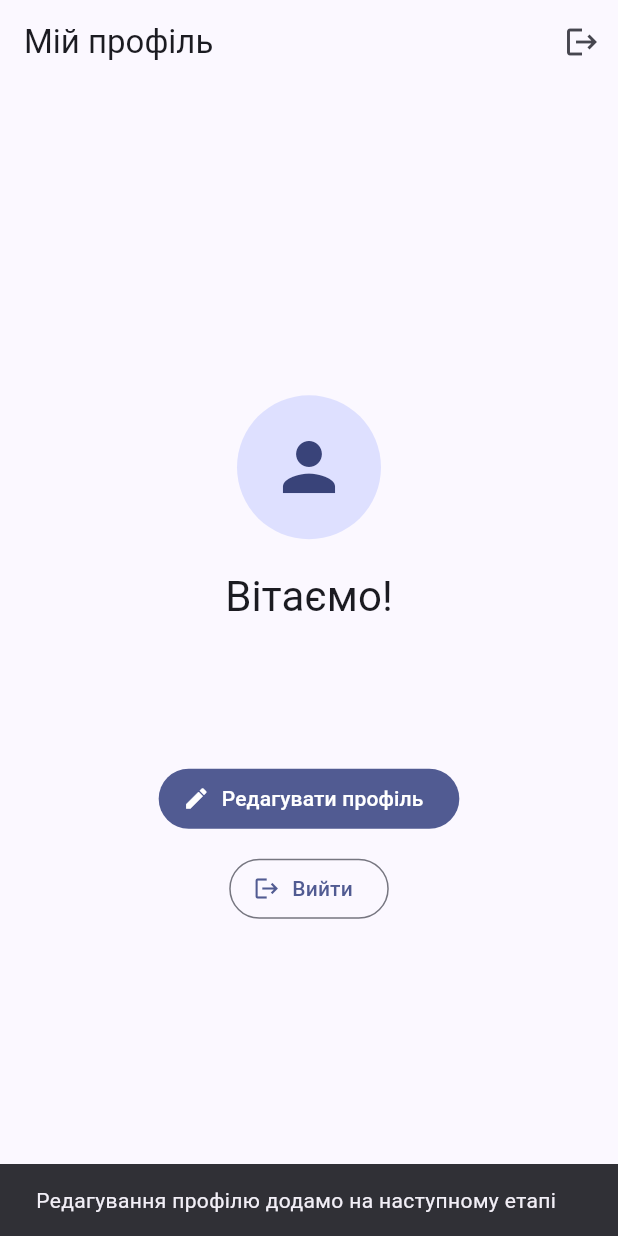
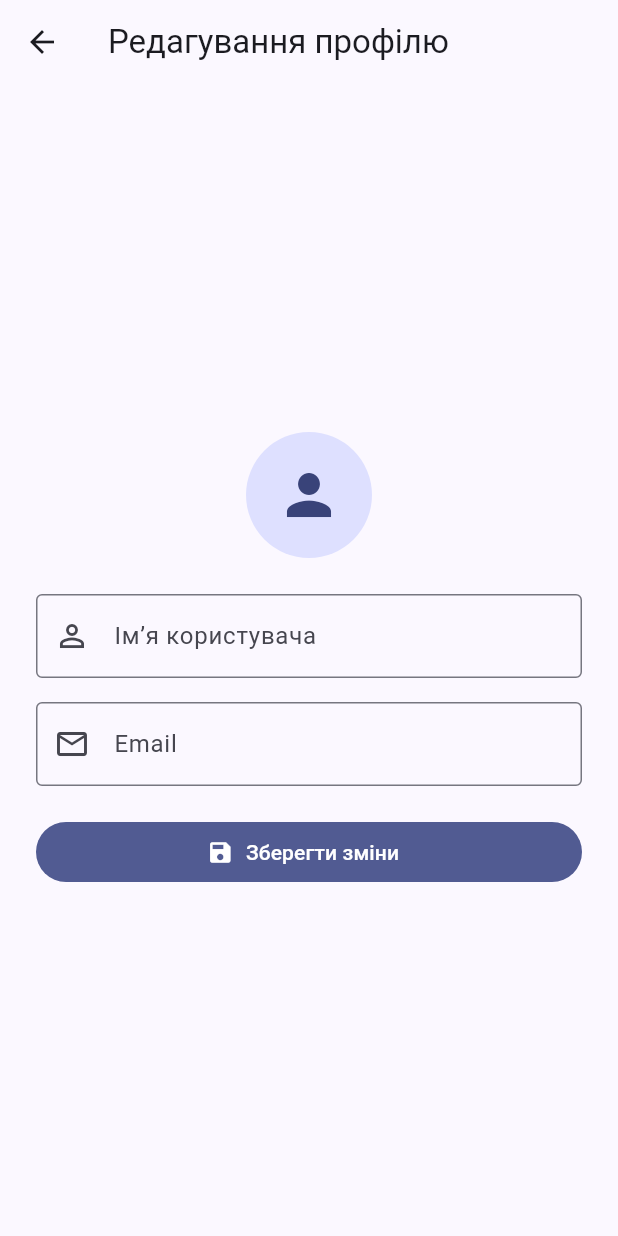
Before and after one commit to Kiter0/Programming-Mobile-Platforms, a Flutter app: the HomeScreen screen opened directly, after a tap on "Редагувати профіль", on a phone screen of 412 x 824 dp. Run offline on Flutter 3.47's test engine with Material 3 defaults, Android fonts, the light colour scheme and no system bars; accounts and stored records are empty.

Commit message:
Add profile editing and validation

```diff
--- a/practice-06-provider-auth/lib/models/profile_model.dart
+++ b/practice-06-provider-auth/lib/models/profile_model.dart
@@ -21,10 +21,10 @@ class ProfileModel extends ChangeNotifier {
   String? get errorMessage => _errorMessage;
   String? get successMessage => _successMessage;
 
-  Future<void> loadProfile({
+  void loadProfile({
     required String name,
     required String email,
-  }) async {
+  }) {
     _name = name;
     _email = email;
     _errorMessage = null;
--- /dev/null
+++ b/practice-06-provider-auth/lib/screens/edit_profile_screen.dart
@@ -0,0 +1,179 @@
+
+import 'package:flutter/material.dart';
+import 'package:provider/provider.dart';
+
+import '../models/profile_model.dart';
+
+class EditProfileScreen extends StatefulWidget {
+  const EditProfileScreen({super.key});
+
+  @override
+  State<EditProfileScreen> createState() => _EditProfileScreenState();
+}
+
+class _EditProfileScreenState extends State<EditProfileScreen> {
+  final _formKey = GlobalKey<FormState>();
+  final _nameController = TextEditingController();
+  final _emailController = TextEditingController();
+
+  @override
+  void initState() {
+    super.initState();
+
+    final profile = context.read<ProfileModel>();
+    _nameController.text = profile.name;
+    _emailController.text = profile.email;
+  }
+
+  @override
+  void dispose() {
+    _nameController.dispose();
+    _emailController.dispose();
+    super.dispose();
+  }
+
+  Future<void> _saveProfile() async {
+    if (!_formKey.currentState!.validate()) return;
+
+    FocusScope.of(context).unfocus();
+
+    final profile = context.read<ProfileModel>();
+
+    final success = await profile.updateProfile(
+      name: _nameController.text.trim(),
+      email: _emailController.text.trim(),
+    );
+
+    if (!mounted) return;
+
+    if (success) {
+      ScaffoldMessenger.of(context).showSnackBar(
+        const SnackBar(
+          content: Text('Профіль успішно оновлено'),
+        ),
+      );
+
+      Navigator.of(context).pop();
+    }
+  }
+
+  @override
+  Widget build(BuildContext context) {
+    return Scaffold(
+      appBar: AppBar(
+        title: const Text('Редагування профілю'),
+      ),
+      body: Center(
+        child: SingleChildScrollView(
+          padding: const EdgeInsets.all(24),
+          child: ConstrainedBox(
+            constraints: const BoxConstraints(maxWidth: 420),
+            child: Form(
+              key: _formKey,
+              child: Column(
+                crossAxisAlignment: CrossAxisAlignment.stretch,
+                children: [
+                  const CircleAvatar(
+                    radius: 42,
+                    child: Icon(Icons.person, size: 44),
+                  ),
+                  const SizedBox(height: 24),
+                  TextFormField(
+                    controller: _nameController,
+                    textCapitalization: TextCapitalization.words,
+                    decoration: const InputDecoration(
+                      labelText: 'Ім’я користувача',
+                      prefixIcon: Icon(Icons.person_outline),
+                    ),
+                    validator: (value) {
+                      if ((value ?? '').trim().length < 2) {
+                        return 'Ім’я має містити щонайменше 2 символи';
+                      }
+
+                      return null;
+                    },
+                  ),
+                  const SizedBox(height: 16),
+                  TextFormField(
+                    controller: _emailController,
+                    keyboardType: TextInputType.emailAddress,
+                    decoration: const InputDecoration(
+                      labelText: 'Email',
+                      prefixIcon: Icon(Icons.email_outlined),
+                    ),
+                    validator: (value) {
+                      final email = value?.trim() ?? '';
+                      final pattern =
+                          RegExp(r'^[^@\s]+@[^@\s]+\.[^@\s]+$');
+
+                      if (!pattern.hasMatch(email)) {
+                        return 'Введіть коректний email';
+                      }
+
+                      return null;
+                    },
+                  ),
+                  const SizedBox(height: 20),
+                  Consumer<ProfileModel>(
+                    builder: (context, profile, child) {
+                      return Column(
+                        crossAxisAlignment: CrossAxisAlignment.stretch,
+                        children: [
+                          if (profile.errorMessage != null) ...[
+                            Text(
+                              profile.errorMessage!,
+                              textAlign: TextAlign.center,
+                              style: TextStyle(
+                                color: Theme.of(context).colorScheme.error,
+                              ),
+                            ),
+                            const SizedBox(height: 8),
+                            OutlinedButton(
+                              onPressed: profile.isLoading
+                                  ? null
+                                  : _saveProfile,
+                              child: const Text('Повторити'),
+                            ),
+                            const SizedBox(height: 8),
+                          ],
+                          if (profile.successMessage != null) ...[
+                            Text(
+                              profile.successMessage!,
+                              textAlign: TextAlign.center,
+                              style: const TextStyle(
+                                color: Colors.green,
+                              ),
+                            ),
+                            const SizedBox(height: 8),
+                          ],
+                          FilledButton.icon(
+                            onPressed:
+                                profile.isLoading ? null : _saveProfile,
+                            icon: profile.isLoading
+                                ? const SizedBox(
+                                    width: 18,
+                                    height: 18,
+                                    child: CircularProgressIndicator(
+                                      strokeWidth: 2,
+                                    ),
+                                  )
+                                : const Icon(Icons.save),
+                            label: Text(
+                              profile.isLoading
+                                  ? 'Збереження...'
+                                  : 'Зберегти зміни',
+                            ),
+                          ),
+                        ],
+                      );
+                    },
+                  ),
+                ],
+              ),
+            ),
+          ),
+        ),
+      ),
+    );
+  }
+}
--- a/practice-06-provider-auth/lib/screens/home_screen.dart
+++ b/practice-06-provider-auth/lib/screens/home_screen.dart
@@ -2,8 +2,10 @@
 import 'package:flutter/material.dart';
 import 'package:provider/provider.dart';
 
+import 'edit_profile_screen.dart';
 import '../models/auth_model.dart';
 import '../models/profile_model.dart';
+
 
 class HomeScreen extends StatefulWidget {
   const HomeScreen({super.key});
@@ -71,12 +73,12 @@ class _HomeScreenState extends State<HomeScreen> {
               const SizedBox(height: 24),
               FilledButton.icon(
                 onPressed: () {
-                  ScaffoldMessenger.of(context).showSnackBar(
-                    const SnackBar(
-                      content: Text(
-                        'Редагування профілю додамо на наступному етапі',
+                  context.read<ProfileModel>().clearMessages();
+
+                    Navigator.of(context).push(
+                      MaterialPageRoute<void>(
+                        builder: (_) => const EditProfileScreen(),
                       ),
-                    ),
                   );
                 },
                 icon: const Icon(Icons.edit),
```
